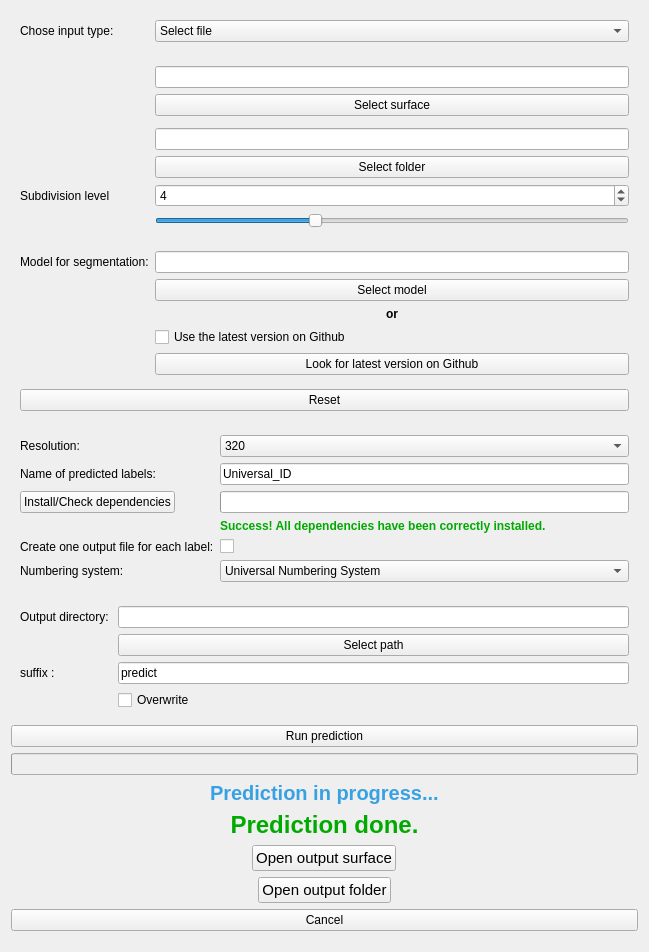
First picture: the form in CrownSegmentation/Resources/UI/CrownSegmentation.ui, repository GaelleLeroux/SlicerDentalModelSeg, before the edit.
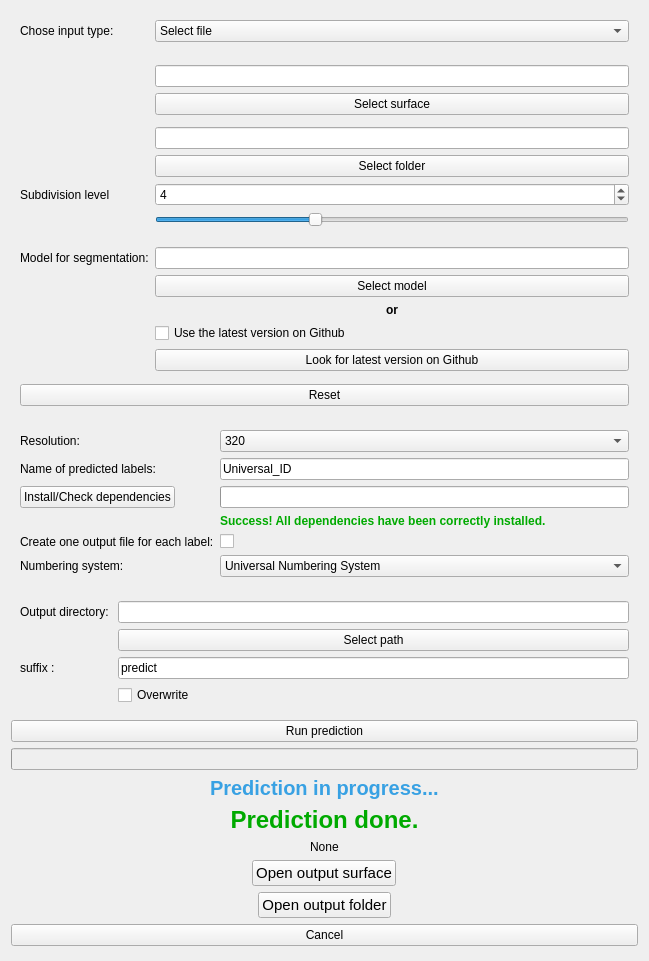
Second picture: the form after the edit. Custom widgets are drawn as their Qt base class.

Commit message: ENH : use SlicerConda on Linux

```diff
--- a/CrownSegmentation/Resources/UI/CrownSegmentation.ui
+++ b/CrownSegmentation/Resources/UI/CrownSegmentation.ui
@@ -7,7 +7,7 @@
     <x>0</x>
     <y>0</y>
     <width>649</width>
-    <height>952</height>
+    <height>961</height>
    </rect>
   </property>
   <property name="minimumSize">
@@ -544,6 +544,13 @@
      </property>
     </widget>
    </item>
+   <item alignment="Qt::AlignHCenter">
+    <widget class="QLabel" name="timeLabel">
+     <property name="text">
+      <string>None</string>
+     </property>
+    </widget>
+   </item>
    <item alignment="Qt::AlignHCenter">
     <widget class="QPushButton" name="openOutSurfButton">
      <property name="font">
@@ -605,12 +612,6 @@
   </layout>
  </widget>
  <customwidgets>
-  <customwidget>
-   <class>ctkCollapsibleButton</class>
-   <extends>QWidget</extends>
-   <header>ctkCollapsibleButton.h</header>
-   <container>1</container>
-  </customwidget>
   <customwidget>
    <class>qMRMLNodeComboBox</class>
    <extends>QWidget</extends>
@@ -622,6 +623,12 @@
    <header>qMRMLWidget.h</header>
    <container>1</container>
   </customwidget>
+  <customwidget>
+   <class>ctkCollapsibleButton</class>
+   <extends>QWidget</extends>
+   <header>ctkCollapsibleButton.h</header>
+   <container>1</container>
+  </customwidget>
  </customwidgets>
  <resources/>
  <connections/>
```
The commit also changes 1 other file.
